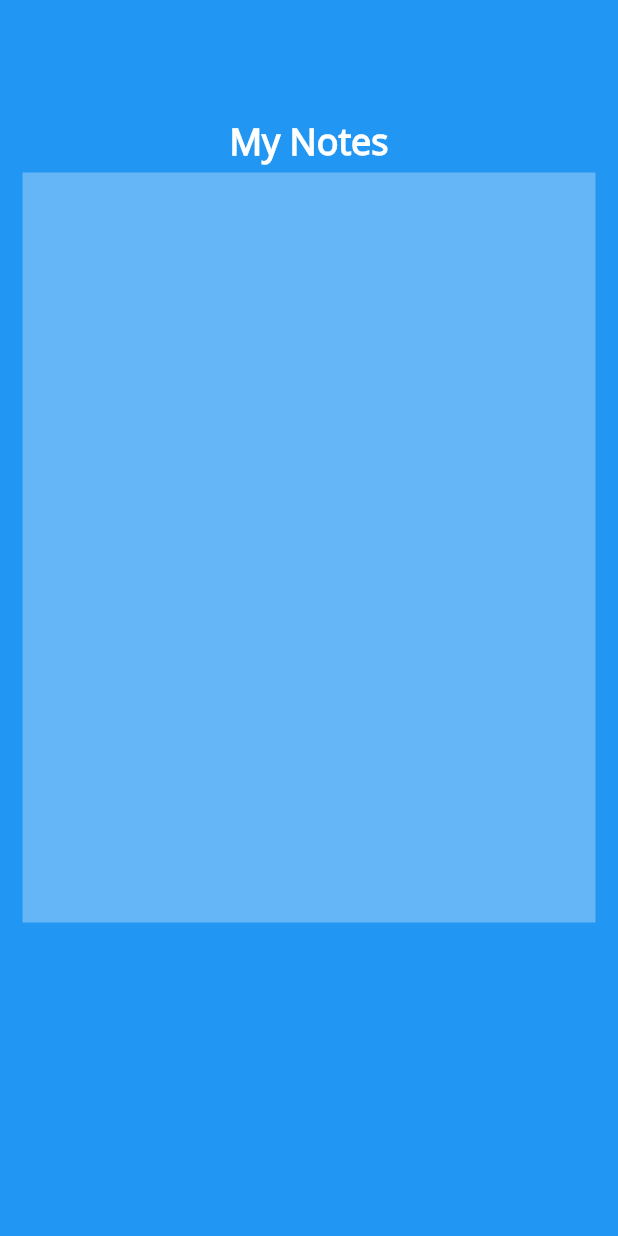
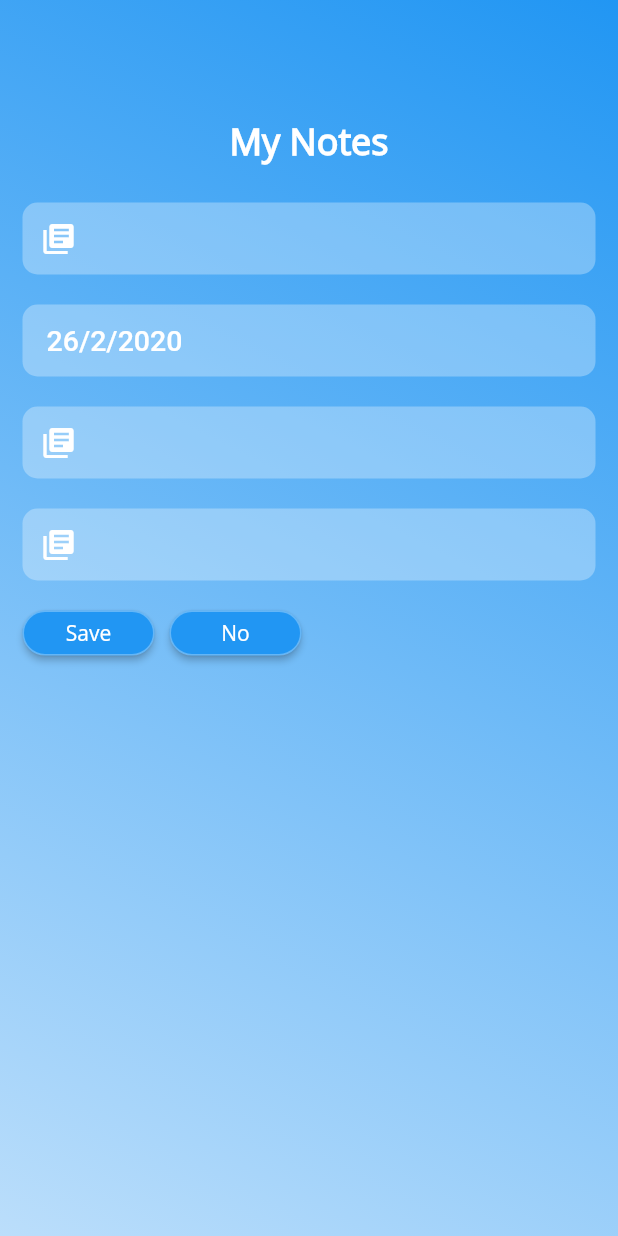
Before and after one commit to RyanRyan99/todo, a Flutter app: the AddForm screen opened directly, on a phone screen of 412 x 824 dp. Run offline on Flutter 3.47's test engine with Material 2 defaults, Android fonts, the phone set to English and light mode, and no system bars; our stand-ins replace cloud_firestore, firebase_auth, google_sign_in; accounts and stored records are empty.

Commit message:
26/02/2020 UI

```diff
--- a/lib/activity/add.dart
+++ b/lib/activity/add.dart
@@ -52,7 +52,13 @@ class _AddFormState extends State<AddForm> {
     return Scaffold(
       body: Container(
         height: double.infinity,
-        color: Colors.blue,
+        decoration: BoxDecoration(
+          gradient: LinearGradient(
+            begin: Alignment.bottomLeft,
+            end: Alignment.topRight,
+            colors: [Colors.blue[100], Colors.blue[500]],
+          ),
+        ),
         child: Stack(
           children: <Widget>[
             Padding(
@@ -76,9 +82,105 @@ class _AddFormState extends State<AddForm> {
              Padding(
               padding: const EdgeInsets.only(top: 100),
               child: Container(
+                width: double.infinity,
                 height: 500,
                 margin: EdgeInsets.all(15.0),
-                color: Colors.white30,
+                child: Align(
+                  alignment: Alignment.centerLeft,
+                  child: Column(
+                    children: <Widget>[
+                      SizedBox(height: 20),
+                      Container(
+                        width: double.infinity,
+                         child: TextField(
+                           cursorColor: Colors.blue,
+                          decoration: InputDecoration(
+                            prefixIcon: Icon(Icons.library_books, color: Colors.white,),
+                            border:InputBorder.none
+                          ),
+                        ),
+                        decoration: BoxDecoration(
+                          borderRadius: BorderRadius.circular(10.0),
+                          color: Colors.white30,
+                        ),
+                      ),
+                      SizedBox(height: 20),
+                      Container(
+                        width: double.infinity,
+                        child: FlatButton(
+                          onPressed: ()=>selectDateTime(context),
+                          child: Align(alignment: Alignment.centerLeft,child: Text(_dateText, style: TextStyle(fontSize: 19, color: Colors.white),)),
+                        ),
+                        decoration: BoxDecoration(
+                          borderRadius: BorderRadius.circular(10.0),
+                          color: Colors.white30,
+                        ),
+                      ),
+                      SizedBox(height: 20),
+                      Container(
+                        width: double.infinity,
+                         child: TextField(
+                          decoration: InputDecoration(
+                              prefixIcon: Icon(Icons.library_books, color: Colors.white,),
+                              border:InputBorder.none
+                          ),
+                        ),
+                        decoration: BoxDecoration(
+                          borderRadius: BorderRadius.circular(10.0),
+                          color: Colors.white30,
+                        ),
+                      ),
+                      SizedBox(height: 20),
+                      Container(
+                        width: double.infinity,
+                        child: TextField(
+                          decoration: InputDecoration(
+                              prefixIcon: Icon(Icons.library_books, color: Colors.white,),
+                              border:InputBorder.none
+                          ),
+                        ),
+                        decoration: BoxDecoration(
+                          borderRadius: BorderRadius.circular(10.0),
+                          color: Colors.white30,
+                        ),
+                      ),
+                      Container(
+                        child: Row(
+                          children: <Widget>[
+                            Container(
+                              margin: EdgeInsets.only(top: 20, right: 10, bottom: 10),
+                              height: 30,
+                               child: RaisedButton(
+                                 color: Colors.blue,
+                                 child: Text("Save",style: TextStyle(color: Colors.white, fontFamily: "OpenSans"),),
+                                 onPressed: (){},
+                                 shape: RoundedRectangleBorder(
+                                   borderRadius: BorderRadius.circular(20),
+                                   side: BorderSide(color: Colors.white30)
+                                 ),
+                              ),
+                            ),
+                            Container(
+                              margin: EdgeInsets.only(top: 20, right: 10, bottom: 10),
+                              height: 30,
+                              child: RaisedButton(
+                                color: Colors.blue,
+                                child: Text("No",style: TextStyle(color: Colors.white, fontFamily: "OpenSans"),),
+                                onPressed: (){
+                                  Navigator.pop(context);
+                                },
+                                shape: RoundedRectangleBorder(
+                                  borderRadius: BorderRadius.circular(20.0),
+                                  side: BorderSide(color: Colors.white30)
+                                ),
+                              ),
+                            ),
+                          ],
+                        ),
+                      )
+                    ],
+                  ),
+                ),
               ),
             )
           ],
```
